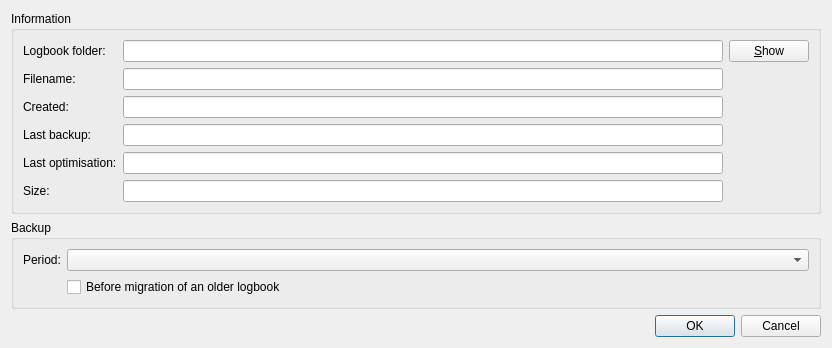
First picture: the form in src/UserInterface/src/Dialog/LogbookSettingsDialog.ui, repository till213/SkyDolly, before the edit.
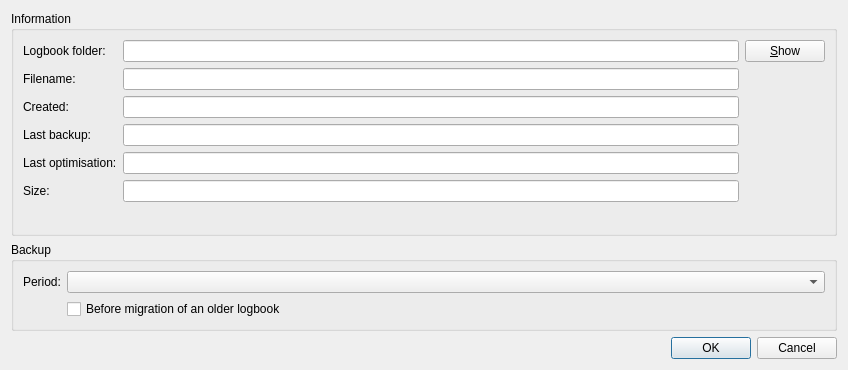
Second picture: the form after the edit. Custom widgets are drawn as their Qt base class.

Diff of the .ui file:
```diff
--- a/src/UserInterface/src/Dialog/LogbookSettingsDialog.ui
+++ b/src/UserInterface/src/Dialog/LogbookSettingsDialog.ui
@@ -6,8 +6,8 @@
    <rect>
     <x>0</x>
     <y>0</y>
-    <width>824</width>
-    <height>318</height>
+    <width>848</width>
+    <height>370</height>
    </rect>
   </property>
   <property name="windowTitle">
```
Left out of the diff: 2 changed lines with no effect on the pictures.
